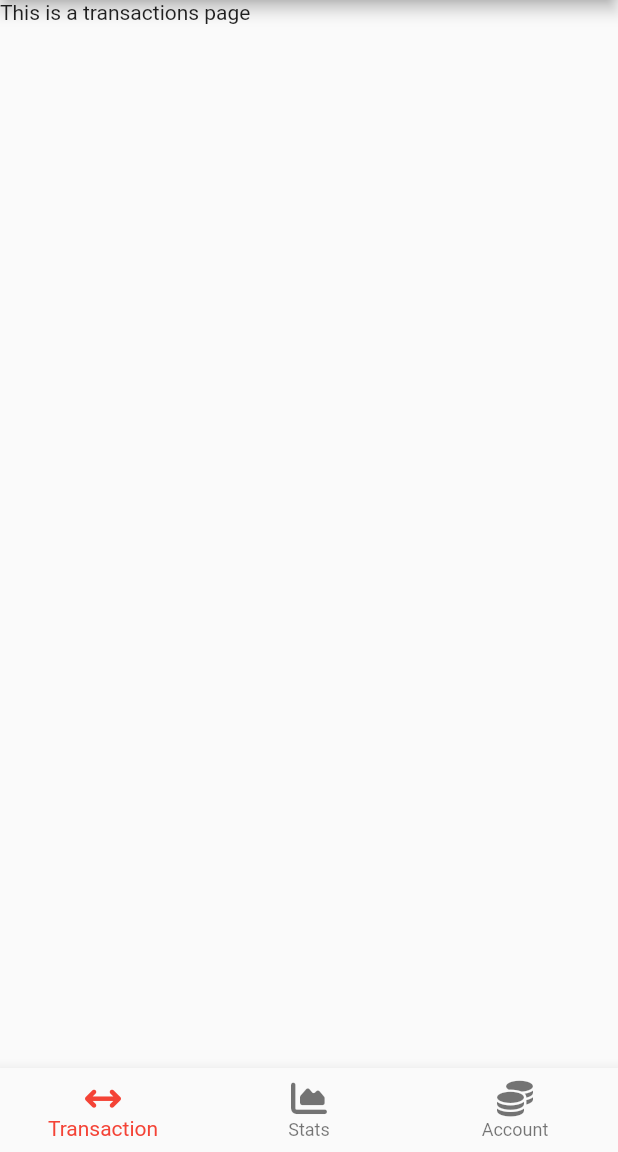
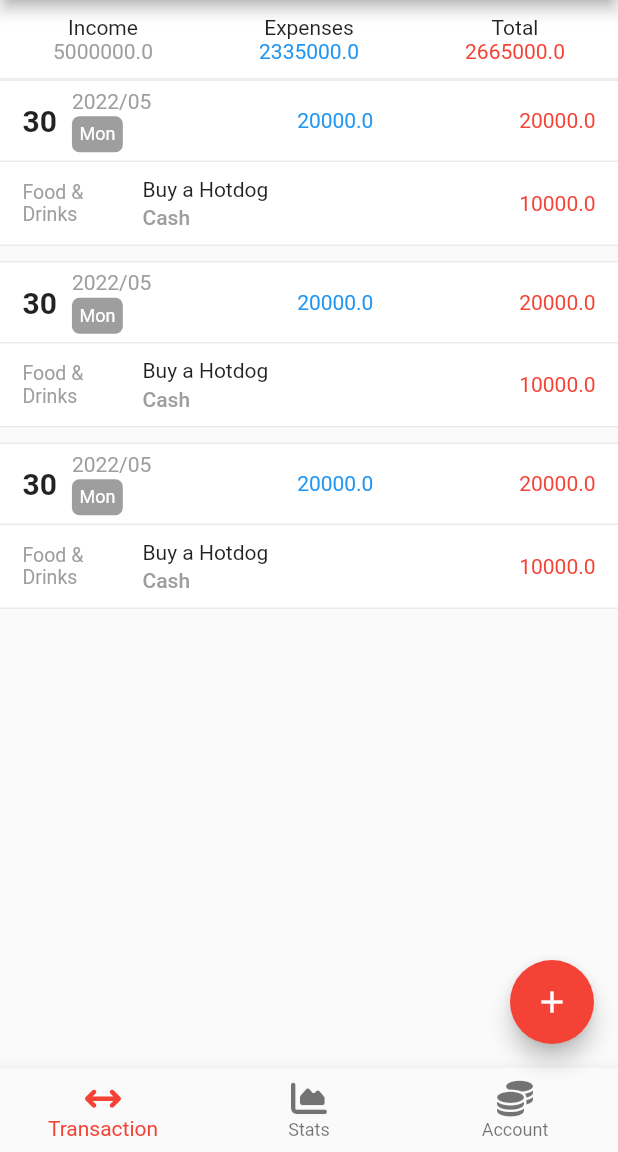
Before and after one commit to davidmahbubi/money-manager-mobile, a Flutter app: the screen it shows after launch, on a phone screen of 412 x 824 dp, the part 84-1236 px from its top. Run offline on Flutter 3.47's test engine with Material 2 defaults, Android fonts, the light colour scheme and no system bars; our stand-ins replace font_awesome_flutter.

Commit message:
Added homepage, separate everything

```diff
--- /dev/null
+++ b/lib/components/badge.dart
@@ -0,0 +1,20 @@
+import 'package:flutter/material.dart';
+
+class Badge extends StatelessWidget {
+  final Color color;
+  final Widget child;
+
+  const Badge({super.key, required this.child, this.color = Colors.grey});
+
+  @override
+  Widget build(BuildContext context) {
+    return Container(
+      padding: const EdgeInsets.all(5),
+      decoration: BoxDecoration(
+        color: color,
+        borderRadius: const BorderRadius.all(Radius.circular(5)),
+      ),
+      child: child,
+    );
+  }
+}
--- a/lib/components/pages_list.dart
+++ b/lib/components/pages_list.dart
@@ -1,4 +1,6 @@
 import 'package:font_awesome_flutter/font_awesome_flutter.dart';
+import 'package:money_manager_mobile/pages/accounts.dart';
+import 'package:money_manager_mobile/pages/stats.dart';
 import 'package:money_manager_mobile/pages/transactions.dart';
 
 const List<Map<String, dynamic>> pagesList = [
@@ -10,11 +12,11 @@ const List<Map<String, dynamic>> pagesList = [
   {
     'title': 'Stats',
     'icon': FaIcon(FontAwesomeIcons.chartArea),
-    'page': Transactions(),
+    'page': Stats(),
   },
   {
     'title': 'Account',
     'icon': FaIcon(FontAwesomeIcons.coins),
-    'page': Transactions(),
+    'page': Accounts(),
   },
 ];
--- /dev/null
+++ b/lib/components/top_transaction_summary.dart
@@ -0,0 +1,78 @@
+import 'package:flutter/material.dart';
+import 'package:money_manager_mobile/constants/enums.dart';
+import 'package:money_manager_mobile/utils/helper.dart';
+
+class TopTransactionSummary extends StatelessWidget {
+  final double income;
+  final double expenses;
+
+  const TopTransactionSummary({
+    super.key,
+    required this.income,
+    required this.expenses,
+  });
+
+  @override
+  Widget build(BuildContext context) {
+    return Container(
+      padding: const EdgeInsets.symmetric(vertical: 10),
+      decoration: const BoxDecoration(
+        border: Border(
+          bottom: BorderSide(color: Color.fromARGB(20, 0, 0, 0)),
+        ),
+        color: Colors.white,
+      ),
+      child: Row(
+        children: <Widget>[
+          Expanded(
+            child: TransactionSummaryItem(
+              TransactionType.neutral,
+              'Income',
+              income,
+            ),
+          ),
+          Expanded(
+            child: TransactionSummaryItem(
+              TransactionType.income,
+              'Expenses',
+              expenses,
+            ),
+          ),
+          Expanded(
+            child: TransactionSummaryItem(
+              TransactionType.expense,
+              'Total',
+              income - expenses,
+            ),
+          ),
+        ],
+      ),
+    );
+  }
+}
+
+class TransactionSummaryItem extends StatelessWidget {
+  final String title;
+  final double value;
+  final TransactionType transactionType;
+
+  const TransactionSummaryItem(
+    this.transactionType,
+    this.title,
+    this.value, {
+    super.key,
+  });
+
+  @override
+  Widget build(BuildContext context) {
+    return Column(
+      children: <Widget>[
+        Text(title),
+        Text(
+          value.toString(),
+          style: TextStyle(color: transactionTypeColor(transactionType)),
+        ),
+      ],
+    );
+  }
+}
--- /dev/null
+++ b/lib/components/transaction_card_header.dart
@@ -0,0 +1,90 @@
+import 'package:flutter/material.dart';
+import 'package:intl/intl.dart';
+import 'package:money_manager_mobile/components/badge.dart';
+import 'package:money_manager_mobile/constants/enums.dart';
+import 'package:money_manager_mobile/utils/helper.dart';
+
+class TransactionCardHeader extends StatelessWidget {
+  final DateTime dateTime;
+  final double income;
+  final double expense;
+
+  const TransactionCardHeader(
+    this.dateTime, {
+    super.key,
+    required this.income,
+    required this.expense,
+  });
+
+  @override
+  Widget build(BuildContext context) {
+    return Container(
+      padding: const EdgeInsets.symmetric(horizontal: 15, vertical: 5.5),
+      decoration: const BoxDecoration(
+        border: Border(
+          top: BorderSide(color: Color.fromARGB(20, 0, 0, 0)),
+          bottom: BorderSide(color: Color.fromARGB(20, 0, 0, 0)),
+        ),
+      ),
+      child: Row(
+        children: <Widget>[
+          Row(
+            children: <Widget>[
+              Text(
+                DateFormat('dd').format(dateTime),
+                style:
+                    const TextStyle(fontWeight: FontWeight.bold, fontSize: 20),
+              ),
+              const SizedBox(width: 10),
+              Column(
+                crossAxisAlignment: CrossAxisAlignment.start,
+                children: <Widget>[
+                  Text(
+                    DateFormat('yyyy/MM').format(dateTime),
+                    style: const TextStyle(color: Colors.grey),
+                  ),
+                  const SizedBox(height: 2),
+                  Badge(
+                    child: Text(
+                      DateFormat('E').format(dateTime),
+                      style: const TextStyle(fontSize: 12, color: Colors.white),
+                    ),
+                  )
+                ],
+              )
+            ],
+          ),
+          const TransactionNumeric(
+            transactionType: TransactionType.income,
+            amount: 20000,
+          ),
+          const TransactionNumeric(
+            transactionType: TransactionType.expense,
+            amount: 20000,
+          ),
+        ],
+      ),
+    );
+  }
+}
+
+class TransactionNumeric extends StatelessWidget {
+  final TransactionType transactionType;
+  final double amount;
+
+  const TransactionNumeric(
+      {super.key, required this.transactionType, required this.amount});
+
+  @override
+  Widget build(BuildContext context) {
+    return Expanded(
+      child: Text(
+        amount.toString(),
+        textAlign: TextAlign.right,
+        style: TextStyle(
+          color: transactionTypeColor(transactionType),
+        ),
+      ),
+    );
+  }
+}
--- /dev/null
+++ b/lib/components/transaction_card_item.dart
@@ -0,0 +1,73 @@
+import 'package:flutter/material.dart';
+import 'package:money_manager_mobile/constants/enums.dart';
+import 'package:money_manager_mobile/utils/helper.dart';
+
+class TransactionCardItem extends StatelessWidget {
+  final String category;
+  final String account;
+  final String title;
+  final double amount;
+  final TransactionType transactionType;
+
+  const TransactionCardItem({
+    super.key,
+    required this.category,
+    required this.account,
+    required this.title,
+    required this.amount,
+    required this.transactionType,
+  });
+
+  @override
+  Widget build(BuildContext context) {
+    return Container(
+      decoration: const BoxDecoration(
+        border: Border(
+          bottom: BorderSide(
+            color: Color.fromARGB(20, 0, 0, 0),
+          ),
+        ),
+      ),
+      padding: const EdgeInsets.symmetric(horizontal: 15, vertical: 10),
+      child: Row(
+        children: <Widget>[
+          SizedBox(
+            width: 70,
+            child: Text(
+              category,
+              style: const TextStyle(color: Colors.grey, fontSize: 13),
+            ),
+          ),
+          const SizedBox(width: 10),
+          Expanded(
+            child: Column(
+              crossAxisAlignment: CrossAxisAlignment.start,
+              children: <Widget>[
+                Text(title),
+                const SizedBox(height: 3),
+                Text(
+                  account,
+                  style: const TextStyle(
+                    color: Colors.grey,
+                    fontWeight: FontWeight.w500,
+                  ),
+                ),
+              ],
+            ),
+          ),
+          const SizedBox(width: 10),
+          SizedBox(
+            width: 100,
+            child: Text(
+              amount.toString(),
+              textAlign: TextAlign.right,
+              style: TextStyle(
+                color: transactionTypeColor(transactionType),
+              ),
+            ),
+          )
+        ],
+      ),
+    );
+  }
+}
--- /dev/null
+++ b/lib/components/transaction_group_item.dart
@@ -0,0 +1,32 @@
+import 'package:flutter/material.dart';
+import 'package:money_manager_mobile/constants/enums.dart';
+import 'package:money_manager_mobile/components/transaction_card_header.dart';
+import 'package:money_manager_mobile/components/transaction_card_item.dart';
+
+class TransactionGroupItem extends StatelessWidget {
+  const TransactionGroupItem({super.key});
+
+  @override
+  Widget build(BuildContext context) {
+    return Container(
+      margin: const EdgeInsets.only(bottom: 10),
+      color: Colors.white,
+      child: Column(
+        children: <Widget>[
+          TransactionCardHeader(
+            DateTime.now(),
+            expense: 100000,
+            income: 5000000,
+          ),
+          const TransactionCardItem(
+            account: 'Cash',
+            amount: 10000,
+            category: 'Food & Drinks',
+            title: 'Buy a Hotdog',
+            transactionType: TransactionType.expense,
+          ),
+        ],
+      ),
+    );
+  }
+}
--- /dev/null
+++ b/lib/constants/enums.dart
@@ -0,0 +1 @@
+enum TransactionType { income, expense, transfer, neutral }
--- a/lib/main.dart
+++ b/lib/main.dart
@@ -1,6 +1,5 @@
 import 'package:flutter/material.dart';
 import 'package:money_manager_mobile/pages/main_page.dart';
-import 'package:money_manager_mobile/pages/transactions.dart';
 
 void main(List<String> args) => runApp(const App());
 
--- /dev/null
+++ b/lib/pages/accounts.dart
@@ -0,0 +1,12 @@
+import 'package:flutter/material.dart';
+
+class Accounts extends StatelessWidget {
+  const Accounts({super.key});
+
+  @override
+  Widget build(BuildContext context) {
+    return const Scaffold(
+      body: Text('This is an account page'),
+    );
+  }
+}
--- a/lib/pages/main_page.dart
+++ b/lib/pages/main_page.dart
@@ -35,6 +35,10 @@ class _MainPageState extends State<MainPage> {
         onTap: changePage,
         currentIndex: selectedIndex,
       ),
+      floatingActionButton: FloatingActionButton(
+        onPressed: () {},
+        child: const Icon(Icons.add),
+      ),
     );
   }
 }
--- /dev/null
+++ b/lib/pages/stats.dart
@@ -0,0 +1,12 @@
+import 'package:flutter/material.dart';
+
+class Stats extends StatelessWidget {
+  const Stats({super.key});
+
+  @override
+  Widget build(BuildContext context) {
+    return const Scaffold(
+      body: Text('This is a stats page'),
+    );
+  }
+}
--- a/lib/pages/transactions.dart
+++ b/lib/pages/transactions.dart
@@ -1,13 +1,29 @@
 import 'package:flutter/material.dart';
-import 'package:money_manager_mobile/components/bottom_navbar.dart';
+import 'package:money_manager_mobile/components/top_transaction_summary.dart';
+import 'package:money_manager_mobile/components/transaction_group_item.dart';
 
 class Transactions extends StatelessWidget {
   const Transactions({super.key});
 
   @override
   Widget build(BuildContext context) {
-    return const Scaffold(
-      body: Text('This is a transactions page'),
+    return Scaffold(
+      body: Column(
+        children: <Widget>[
+          const TopTransactionSummary(
+            income: 5000000,
+            expenses: 2335000,
+          ),
+          Expanded(
+            child: ListView.builder(
+              itemCount: 3,
+              itemBuilder: (BuildContext context, int index) {
+                return const TransactionGroupItem();
+              },
+            ),
+          )
+        ],
+      ),
     );
   }
 }
--- /dev/null
+++ b/lib/utils/helper.dart
@@ -0,0 +1,14 @@
+import 'package:flutter/material.dart';
+import 'package:money_manager_mobile/constants/enums.dart';
+
+Color transactionTypeColor(TransactionType transactionType) {
+  switch (transactionType) {
+    case TransactionType.expense:
+      return Colors.red;
+    case TransactionType.income:
+      return Colors.blue;
+    case TransactionType.neutral:
+    case TransactionType.transfer:
+      return Colors.grey;
+  }
+}
```
Also changed, not shown: pubspec.yaml (+4 -11 lines), pubspec.lock.
